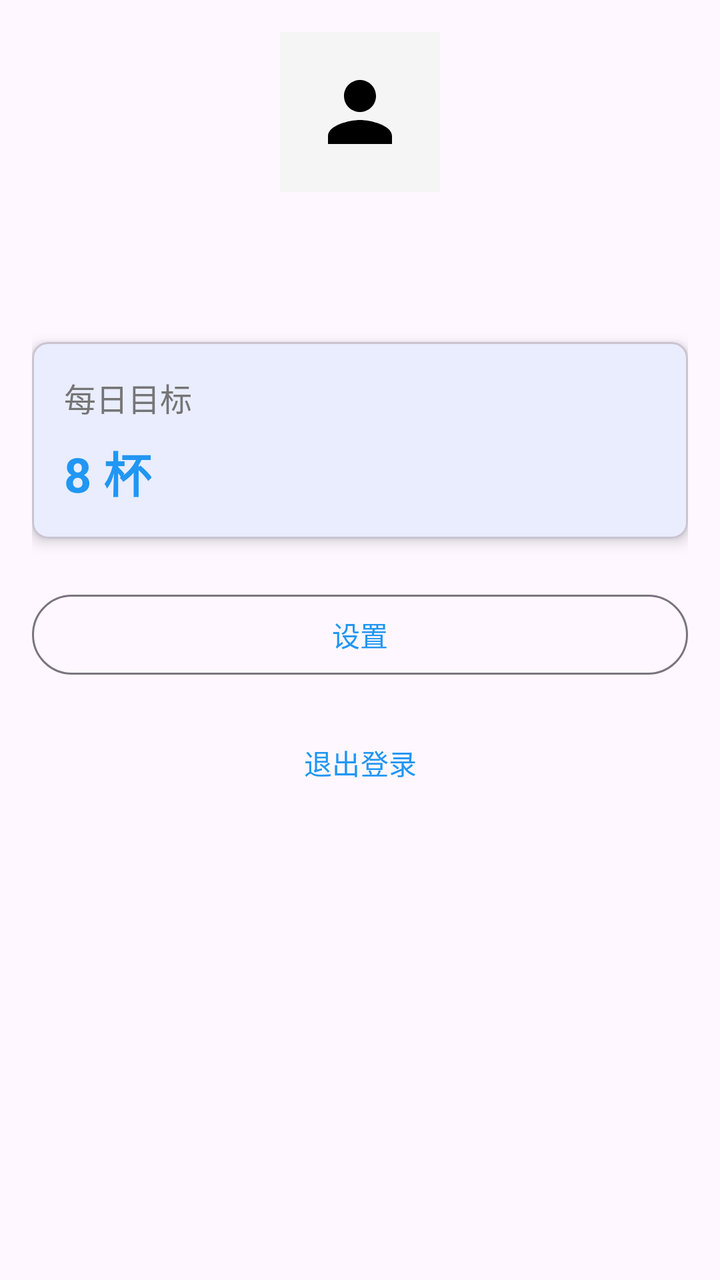
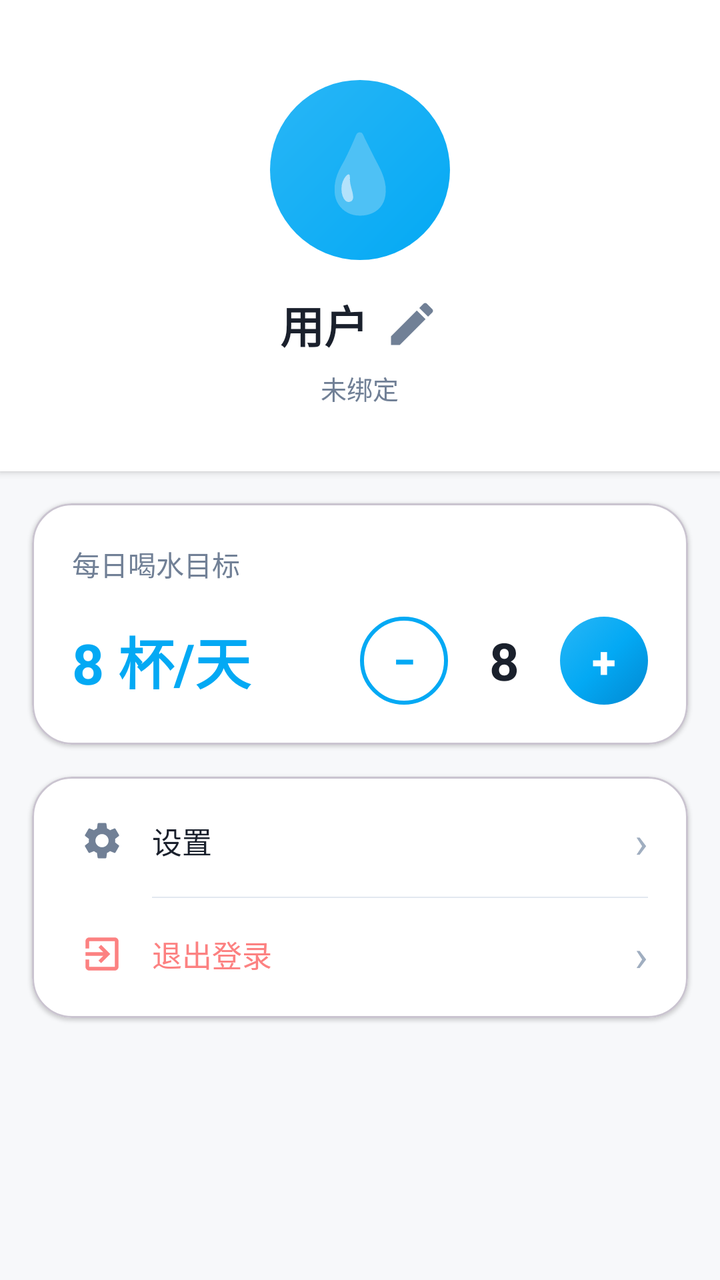

An Android layout rendered at two revisions. The XML below is the earlier revision; the diff shows what the commit changed to produce the second picture.
<!-- AndroidManifest.xml: application theme Theme.WaterPal -->
<!-- res/layout/fragment_profile.xml -->
<?xml version="1.0" encoding="utf-8"?>
<ScrollView xmlns:android="http://schemas.android.com/apk/res/android"
    xmlns:app="http://schemas.android.com/apk/res-auto"
    android:layout_width="match_parent"
    android:layout_height="match_parent"
    android:padding="16dp">

    <LinearLayout
        android:layout_width="match_parent"
        android:layout_height="wrap_content"
        android:orientation="vertical">

        
        <ImageView
            android:id="@+id/ivAvatar"
            android:layout_width="80dp"
            android:layout_height="80dp"
            android:layout_gravity="center"
            android:layout_marginBottom="16dp"
            android:src="@drawable/ic_person"
            android:background="@color/light_gray"
            android:padding="16dp"/>

        
        <TextView
            android:id="@+id/tvNickname"
            android:layout_width="match_parent"
            android:layout_height="wrap_content"
            android:textSize="20sp"
            android:textStyle="bold"
            android:gravity="center"
            android:layout_marginBottom="8dp"/>

        
        <com.google.android.material.card.MaterialCardView
            android:layout_width="match_parent"
            android:layout_height="wrap_content"
            android:layout_marginTop="24dp"
            app:cardElevation="4dp"
            app:cardCornerRadius="8dp">

            <LinearLayout
                android:layout_width="match_parent"
                android:layout_height="wrap_content"
                android:orientation="vertical"
                android:padding="16dp">

                <TextView
                    android:layout_width="wrap_content"
                    android:layout_height="wrap_content"
                    android:text="@string/daily_goal"
                    android:textSize="16sp"
                    android:textColor="@color/text_secondary"/>

                <TextView
                    android:id="@+id/tvDailyGoal"
                    android:layout_width="wrap_content"
                    android:layout_height="wrap_content"
                    android:text="8 杯"
                    android:textSize="24sp"
                    android:textStyle="bold"
                    android:textColor="@color/primary"
                    android:layout_marginTop="8dp"/>
            </LinearLayout>
        </com.google.android.material.card.MaterialCardView>

        
        <com.google.android.material.button.MaterialButton
            android:id="@+id/btnSettings"
            android:layout_width="match_parent"
            android:layout_height="wrap_content"
            android:layout_marginTop="24dp"
            android:text="@string/settings"
            style="@style/Widget.Material3.Button.OutlinedButton"/>

        
        <com.google.android.material.button.MaterialButton
            android:id="@+id/btnLogout"
            android:layout_width="match_parent"
            android:layout_height="wrap_content"
            android:layout_marginTop="16dp"
            android:text="@string/logout"
            style="@style/Widget.Material3.Button.TextButton"/>

    </LinearLayout>
</ScrollView>
<!-- resources referenced by this layout -->
<resources>
  <color name="light_gray">#F5F5F5</color>
  <color name="primary">#2196F3</color>
  <color name="text_secondary">#757575</color>
  <!-- drawable ic_person (drawable) -->
  <?xml version="1.0" encoding="utf-8"?>
  <vector xmlns:android="http://schemas.android.com/apk/res/android"
      android:width="24dp"
      android:height="24dp"
      android:viewportWidth="24"
      android:viewportHeight="24">
      <path
          android:fillColor="@color/black"
          android:pathData="M12,12c2.21,0 4,-1.79 4,-4s-1.79,-4 -4,-4s-4,1.79 -4,4s1.79,4 4,4zM12,14c-2.67,0 -8,1.34 -8,4v2h16v-2c0,-2.66 -5.33,-4 -8,-4z" />
  </vector>
  <string name="daily_goal">每日目标</string>
  <style name="Theme.WaterPal" parent="Theme.Material3.DayNight.NoActionBar">
          <item name="colorPrimary">@color/primary</item>
          <item name="colorPrimaryDark">@color/primary_dark</item>
          <item name="colorAccent">@color/accent</item>
          <item name="android:statusBarColor">@color/primary_dark</item>
      </style>
  <color name="black">#000000</color>
  <color name="primary_dark">#1976D2</color>
  <color name="accent">#03DAC5</color>
  <!-- unchanged entries left out for length: 2 -->
</resources>

<!-- the commit's change to res/layout/fragment_profile.xml (unified diff, before → after) -->
@@ -3,7 +3,8 @@
     xmlns:app="http://schemas.android.com/apk/res-auto"
     android:layout_width="match_parent"
     android:layout_height="match_parent"
-    android:padding="16dp">
+    android:background="@color/light_gray"
+    android:fillViewport="true">
 
     <LinearLayout
         android:layout_width="match_parent"
@@ -11,76 +12,258 @@
         android:orientation="vertical">
 
         
-        <ImageView
-            android:id="@+id/ivAvatar"
-            android:layout_width="80dp"
-            android:layout_height="80dp"
-            android:layout_gravity="center"
-            android:layout_marginBottom="16dp"
-            android:src="@drawable/ic_person"
-            android:background="@color/light_gray"
-            android:padding="16dp"/>
-
-        
-        <TextView
-            android:id="@+id/tvNickname"
+        <LinearLayout
             android:layout_width="match_parent"
             android:layout_height="wrap_content"
-            android:textSize="20sp"
-            android:textStyle="bold"
+            android:orientation="vertical"
             android:gravity="center"
-            android:layout_marginBottom="8dp"/>
+            android:paddingTop="40dp"
+            android:paddingBottom="32dp"
+            android:background="@color/white"
+            android:elevation="2dp">
+
+            
+            <FrameLayout
+                android:layout_width="90dp"
+                android:layout_height="90dp"
+                android:layout_marginBottom="16dp">
+
+                <View
+                    android:id="@+id/viewProfileAvatarBg"
+                    android:layout_width="90dp"
+                    android:layout_height="90dp"
+                    android:background="@drawable/avatar_circle" />
+
+                <TextView
+                    android:id="@+id/tvAvatarText"
+                    android:layout_width="90dp"
+                    android:layout_height="90dp"
+                    android:textColor="@color/white"
+                    android:text="💧"
+                    android:textSize="38sp"
+                    android:gravity="center" />
+            </FrameLayout>
+
+            
+            <LinearLayout
+                android:layout_width="wrap_content"
+                android:layout_height="wrap_content"
+                android:orientation="horizontal"
+                android:gravity="center_vertical"
+                android:layout_marginBottom="6dp">
+
+                <TextView
+                    android:id="@+id/tvNickname"
+                    android:layout_width="wrap_content"
+                    android:layout_height="wrap_content"
+                    android:text="用户"
+                    android:textSize="22sp"
+                    android:textStyle="bold"
+                    android:textColor="@color/text_primary" />
+
+                <ImageView
+                    android:id="@+id/btnEditNickname"
+                    android:layout_width="28dp"
+                    android:layout_height="28dp"
+                    android:src="@drawable/ic_edit"
+                    android:layout_marginStart="8dp"
+                    android:clickable="true"
+                    android:focusable="true"
+                    android:foreground="?attr/selectableItemBackgroundBorderless"
+                    android:contentDescription="修改昵称" />
+            </LinearLayout>
+
+            
+            <TextView
+                android:id="@+id/tvPhone"
+                android:layout_width="wrap_content"
+                android:layout_height="wrap_content"
+                android:text="未绑定"
+                android:textSize="13sp"
+                android:textColor="@color/text_secondary" />
+        </LinearLayout>
 
         
         <com.google.android.material.card.MaterialCardView
             android:layout_width="match_parent"
             android:layout_height="wrap_content"
-            android:layout_marginTop="24dp"
-            app:cardElevation="4dp"
-            app:cardCornerRadius="8dp">
+            android:layout_margin="16dp"
+            app:cardCornerRadius="20dp"
+            app:cardElevation="1dp"
+            app:cardBackgroundColor="@color/white">
 
             <LinearLayout
                 android:layout_width="match_parent"
                 android:layout_height="wrap_content"
                 android:orientation="vertical"
-                android:padding="16dp">
+                android:padding="20dp">
 
                 <TextView
                     android:layout_width="wrap_content"
                     android:layout_height="wrap_content"
                     android:text="@string/daily_goal"
-                    android:textSize="16sp"
-                    android:textColor="@color/text_secondary"/>
-
-                <TextView
-                    android:id="@+id/tvDailyGoal"
-                    android:layout_width="wrap_content"
+                    android:textSize="14sp"
+                    android:textColor="@color/text_secondary"
+                    android:layout_marginBottom="16dp" />
+
+                <LinearLayout
+                    android:layout_width="match_parent"
                     android:layout_height="wrap_content"
-                    android:text="8 杯"
-                    android:textSize="24sp"
-                    android:textStyle="bold"
-                    android:textColor="@color/primary"
-                    android:layout_marginTop="8dp"/>
+                    android:orientation="horizontal"
+                    android:gravity="center_vertical">
+
+                    <TextView
+                        android:id="@+id/tvDailyGoal"
+                        android:layout_width="0dp"
+                        android:layout_height="wrap_content"
+                        android:layout_weight="1"
+                        android:text="8 杯/天"
+                        android:textSize="28sp"
+                        android:textStyle="bold"
+                        android:textColor="@color/primary" />
+
+                    <LinearLayout
+                        android:layout_width="wrap_content"
+                        android:layout_height="wrap_content"
+                        android:orientation="horizontal"
+                        android:gravity="center_vertical">
+
+                        <android.widget.Button
+                            android:id="@+id/btnGoalMinus"
+                            android:layout_width="44dp"
+                            android:layout_height="44dp"
+                            android:text="−"
+                            android:textSize="20sp"
+                            android:textStyle="bold"
+                            android:textColor="@color/primary"
+                            android:background="@drawable/btn_goal_minus_bg"
+                            android:gravity="center"
+                            android:stateListAnimator="@null" />
+
+                        <TextView
+                            android:id="@+id/tvGoalNumber"
+                            android:layout_width="56dp"
+                            android:layout_height="44dp"
+                            android:text="8"
+                            android:textSize="26sp"
+                            android:textStyle="bold"
+                            android:textColor="@color/text_primary"
+                            android:gravity="center" />
+
+                        <android.widget.Button
+                            android:id="@+id/btnGoalPlus"
+                            android:layout_width="44dp"
+                            android:layout_height="44dp"
+                            android:text="+"
+                            android:textSize="22sp"
+                            android:textStyle="bold"
+                            android:textColor="@color/white"
+                            android:background="@drawable/gradient_button_selector"
+                            android:gravity="center"
+                            android:stateListAnimator="@null" />
+                    </LinearLayout>
+                </LinearLayout>
             </LinearLayout>
         </com.google.android.material.card.MaterialCardView>
 
         
-        <com.google.android.material.button.MaterialButton
-            android:id="@+id/btnSettings"
+        <com.google.android.material.card.MaterialCardView
             android:layout_width="match_parent"
             android:layout_height="wrap_content"
-            android:layout_marginTop="24dp"
-            android:text="@string/settings"
-            style="@style/Widget.Material3.Button.OutlinedButton"/>
-
-        
-        <com.google.android.material.button.MaterialButton
-            android:id="@+id/btnLogout"
-            android:layout_width="match_parent"
-            android:layout_height="wrap_content"
-            android:layout_marginTop="16dp"
-            android:text="@string/logout"
-            style="@style/Widget.Material3.Button.TextButton"/>
-
+            android:layout_marginStart="16dp"
+            android:layout_marginEnd="16dp"
+            app:cardCornerRadius="20dp"
+            app:cardElevation="1dp"
+            app:cardBackgroundColor="@color/white">
+
+            <LinearLayout
+                android:layout_width="match_parent"
+                android:layout_height="wrap_content"
+                android:orientation="vertical"
+                android:padding="4dp">
+
+                <LinearLayout
+                    android:id="@+id/btnSettings"
+                    android:layout_width="match_parent"
+                    android:layout_height="56dp"
+                    android:orientation="horizontal"
+                    android:gravity="center_vertical"
+                    android:paddingStart="20dp"
+                    android:paddingEnd="16dp"
+                    android:clickable="true"
+                    android:focusable="true"
+                    android:foreground="?attr/selectableItemBackground">
+
+                    <ImageView
+                        android:layout_width="22dp"
+                        android:layout_height="22dp"
+                        android:src="@drawable/ic_settings"
+                        android:layout_marginEnd="14dp"
+                        android:contentDescription="设置" />
+
+                    <TextView
+                        android:layout_width="0dp"
+                        android:layout_height="wrap_content"
+                        android:layout_weight="1"
+                        android:text="@string/settings"
+                        android:textSize="15sp"
+                        android:textColor="@color/text_primary" />
+
+                    <TextView
+                        android:layout_width="wrap_content"
+                        android:layout_height="wrap_content"
+                        android:text="›"
+                        android:textSize="22sp"
+                        android:textColor="@color/text_hint" />
+                </LinearLayout>
+
+                <View
+                    android:layout_width="match_parent"
+                    android:layout_height="0.5dp"
+                    android:background="@color/divider"
+                    android:layout_marginStart="56dp"
+                    android:layout_marginEnd="16dp" />
+
+                <LinearLayout
+                    android:id="@+id/btnLogout"
+                    android:layout_width="match_parent"
+                    android:layout_height="56dp"
+                    android:orientation="horizontal"
+                    android:gravity="center_vertical"
+                    android:paddingStart="20dp"
+                    android:paddingEnd="16dp"
+                    android:clickable="true"
+                    android:focusable="true"
+                    android:foreground="?attr/selectableItemBackground">
+
+                    <ImageView
+                        android:layout_width="22dp"
+                        android:layout_height="22dp"
+                        android:src="@drawable/ic_logout"
+                        android:layout_marginEnd="14dp"
+                        android:contentDescription="退出登录" />
+
+                    <TextView
+                        android:layout_width="0dp"
+                        android:layout_height="wrap_content"
+                        android:layout_weight="1"
+                        android:text="@string/logout"
+                        android:textSize="15sp"
+                        android:textColor="#FC8181" />
+
+                    <TextView
+                        android:layout_width="wrap_content"
+                        android:layout_height="wrap_content"
+                        android:text="›"
+                        android:textSize="22sp"
+                        android:textColor="@color/text_hint" />
+                </LinearLayout>
+            </LinearLayout>
+        </com.google.android.material.card.MaterialCardView>
+
+        
+        <View
+            android:layout_width="match_parent"
+            android:layout_height="40dp" />
     </LinearLayout>
 </ScrollView>
<!-- resource entries referenced after the edit -->
@@ -1,29 +1,103 @@
 <!-- resources referenced by this layout -->
 <resources>
-  <color name="light_gray">#F5F5F5</color>
-  <color name="primary">#2196F3</color>
-  <color name="text_secondary">#757575</color>
-  <!-- drawable ic_person (drawable) -->
+  <color name="divider">#E2E8F0</color>
+  <color name="light_gray">#F7F8FA</color>
+  <color name="primary">#03A9F4</color>
+  <color name="text_hint">#A0AEC0</color>
+  <color name="text_primary">#1A202C</color>
+  <color name="text_secondary">#718096</color>
+  <color name="white">#FFFFFF</color>
+  <!-- drawable avatar_circle (drawable) -->
+  <?xml version="1.0" encoding="utf-8"?>
+  <shape xmlns:android="http://schemas.android.com/apk/res/android"
+      android:shape="oval">
+      <gradient
+          android:angle="135"
+          android:startColor="#03A9F4"
+          android:endColor="#29B6F6"
+          android:type="linear" />
+  </shape>
+  <!-- drawable btn_goal_minus_bg (drawable) -->
+  <?xml version="1.0" encoding="utf-8"?>
+  <shape xmlns:android="http://schemas.android.com/apk/res/android"
+      android:shape="oval">
+      <stroke android:color="@color/primary" android:width="2dp" />
+      <solid android:color="@color/white" />
+  </shape>
+  <!-- drawable gradient_button_selector (drawable) -->
+  <?xml version="1.0" encoding="utf-8"?>
+  <selector xmlns:android="http://schemas.android.com/apk/res/android">
+      <item android:drawable="@drawable/gradient_button_pressed" />
+      <item android:drawable="@drawable/gradient_button" />
+  </selector>
+  <!-- drawable ic_edit (drawable) -->
   <?xml version="1.0" encoding="utf-8"?>
   <vector xmlns:android="http://schemas.android.com/apk/res/android"
       android:width="24dp"
       android:height="24dp"
       android:viewportWidth="24"
       android:viewportHeight="24">
+      
       <path
-          android:fillColor="@color/black"
-          android:pathData="M12,12c2.21,0 4,-1.79 4,-4s-1.79,-4 -4,-4s-4,1.79 -4,4s1.79,4 4,4zM12,14c-2.67,0 -8,1.34 -8,4v2h16v-2c0,-2.66 -5.33,-4 -8,-4z" />
+          android:fillColor="#718096"
+          android:pathData="M3,17.25V21h3.75L17.81,9.94l-3.75,-3.75L3,17.25zM20.71,7.04c0.39,-0.39,0.39,-1.02,0,-1.41l-2.34,-2.34c-0.39,-0.39,-1.02,-0.39,-1.41,0l-1.83,1.83l3.75,3.75L20.71,7.04z" />
   </vector>
-  <string name="daily_goal">每日目标</string>
-  <style name="Theme.WaterPal" parent="Theme.Material3.DayNight.NoActionBar">
-          <item name="colorPrimary">@color/primary</item>
-          <item name="colorPrimaryDark">@color/primary_dark</item>
-          <item name="colorAccent">@color/accent</item>
-          <item name="android:statusBarColor">@color/primary_dark</item>
+  <!-- drawable ic_logout (drawable) -->
+  <?xml version="1.0" encoding="utf-8"?>
+  <vector xmlns:android="http://schemas.android.com/apk/res/android"
+      android:width="24dp"
+      android:height="24dp"
+      android:viewportWidth="24"
+      android:viewportHeight="24">
+      
+      <path
+          android:fillColor="#FC8181"
+          android:pathData="M10.09,15.59L11.5,17l5,-5l-5,-5l-1.41,1.41L12.67,11H3v2h9.67L10.09,15.59zM19,3H5C3.89,3,3,3.9,3,5v4h2V5h14v14H5v-4H3v4c0,1.1,0.89,2,2,2h14c1.1,0,2,-0.9,2,-2V5C21,3.9,20.1,3,19,3z" />
+  </vector>
+  <!-- drawable ic_settings (drawable) -->
+  <?xml version="1.0" encoding="utf-8"?>
+  <vector xmlns:android="http://schemas.android.com/apk/res/android"
+      android:width="24dp"
+      android:height="24dp"
+      android:viewportWidth="24"
+      android:viewportHeight="24">
+      
+      <path
+          android:fillColor="#718096"
+          android:pathData="M19.14,12.94c0.04,-0.3,0.06,-0.61,0.06,-0.94c0,-0.32,-0.02,-0.64,-0.07,-0.94l2.03,-1.58c0.18,-0.14,0.23,-0.41,0.12,-0.61l-1.92,-3.32c-0.12,-0.22,-0.37,-0.29,-0.59,-0.22l-2.39,0.96c-0.5,-0.38,-1.03,-0.7,-1.62,-0.94L14.4,2.81c-0.04,-0.24,-0.24,-0.41,-0.48,-0.41h-3.84c-0.24,0,-0.43,0.17,-0.47,0.41L9.25,5.35C8.66,5.59,8.12,5.92,7.63,6.29L5.24,5.33c-0.22,-0.08,-0.47,0,-0.59,0.22L2.74,8.87C2.62,9.08,2.66,9.34,2.86,9.48l2.03,1.58C4.84,11.36,4.8,11.69,4.8,12s0.02,0.64,0.07,0.94l-2.03,1.58c-0.18,0.14,-0.23,0.41,-0.12,0.61l1.92,3.32c0.12,0.22,0.37,0.29,0.59,0.22l2.39,-0.96c0.5,0.38,1.03,0.7,1.62,0.94l0.36,2.54c0.05,0.24,0.24,0.41,0.48,0.41h3.84c0.24,0,0.44,-0.17,0.47,-0.41l0.36,-2.54c0.59,-0.24,1.13,-0.56,1.62,-0.94l2.39,0.96c0.22,0.08,0.47,0,0.59,-0.22l1.92,-3.32c0.12,-0.22,0.07,-0.47,-0.12,-0.61L19.14,12.94zM12,15.6c-1.98,0,-3.6,-1.62,-3.6,-3.6s1.62,-3.6,3.6,-3.6s3.6,1.62,3.6,3.6S13.98,15.6,12,15.6z" />
+  </vector>
+  <string name="daily_goal">每日喝水目标</string>
+  <style name="Theme.WaterPal" parent="Theme.WaterPal.Coral" />
+  <!-- drawable gradient_button_pressed (drawable) -->
+  <?xml version="1.0" encoding="utf-8"?>
+  <shape xmlns:android="http://schemas.android.com/apk/res/android">
+      <gradient
+          android:angle="135"
+          android:startColor="#0288D1"
+          android:centerColor="#03A9F4"
+          android:endColor="#29B6F6"
+          android:type="linear" />
+      <corners android:radius="24dp" />
+  </shape>
+  <!-- drawable gradient_button (drawable) -->
+  <?xml version="1.0" encoding="utf-8"?>
+  <shape xmlns:android="http://schemas.android.com/apk/res/android">
+      <gradient
+          android:angle="135"
+          android:startColor="#03A9F4"
+          android:centerColor="#29B6F6"
+          android:endColor="#81D4FA"
+          android:type="linear" />
+      <corners android:radius="24dp" />
+  </shape>
+  <style name="Theme.WaterPal.Coral" parent="Theme.Material3.DayNight.NoActionBar">
+          <item name="colorPrimary">#03A9F4</item>
+          <item name="colorPrimaryDark">#0288D1</item>
+          <item name="colorAccent">#38B2AC</item>
+          <item name="android:statusBarColor">#0288D1</item>
+          <item name="android:windowBackground">#F7F8FA</item>
+          <item name="android:navigationBarColor">@color/white</item>
       </style>
-  <color name="black">#000000</color>
-  <color name="primary_dark">#1976D2</color>
-  <color name="accent">#03DAC5</color>
   <!-- unchanged entries left out for length: 2 -->
 </resources>
 
